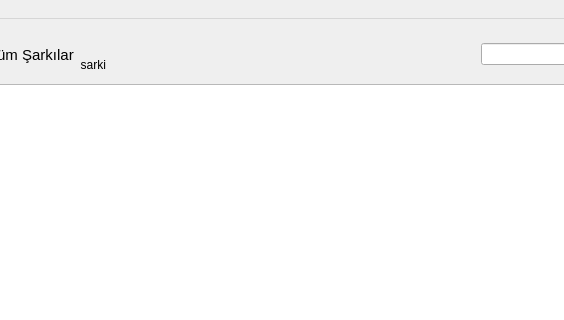
Old version of the form mainwindow.ui in the repository DATA35DELETE/Data-Music-Player; both pictures show x 186 to 750 and y 0 to 320 of the 1260 by 604 pixel window.
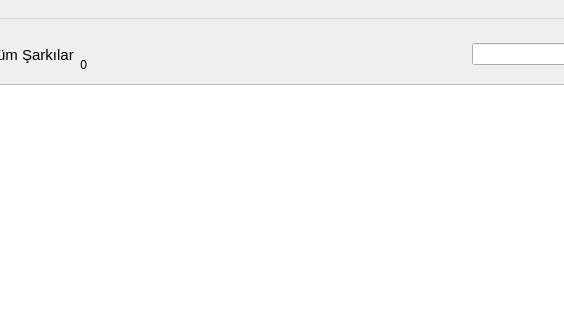
New version of the form. The open tabs and pages were chosen to show the change. Icons and pictures are not drawn.

Commit message: Tek müzik problemi çöz

What changed in the file:
```diff
--- a/mainwindow.ui
+++ b/mainwindow.ui
@@ -691,7 +691,7 @@
            <enum>Qt::LayoutDirection::LeftToRight</enum>
           </property>
           <property name="text">
-           <string>sarki</string>
+           <string>0</string>
           </property>
           <property name="alignment">
            <set>Qt::AlignmentFlag::AlignBottom|Qt::AlignmentFlag::AlignRight|Qt::AlignmentFlag::AlignTrailing</set>
```
Left out of the diff: 2 changed lines with no effect on the pictures. The commit also changes 1 other file.
